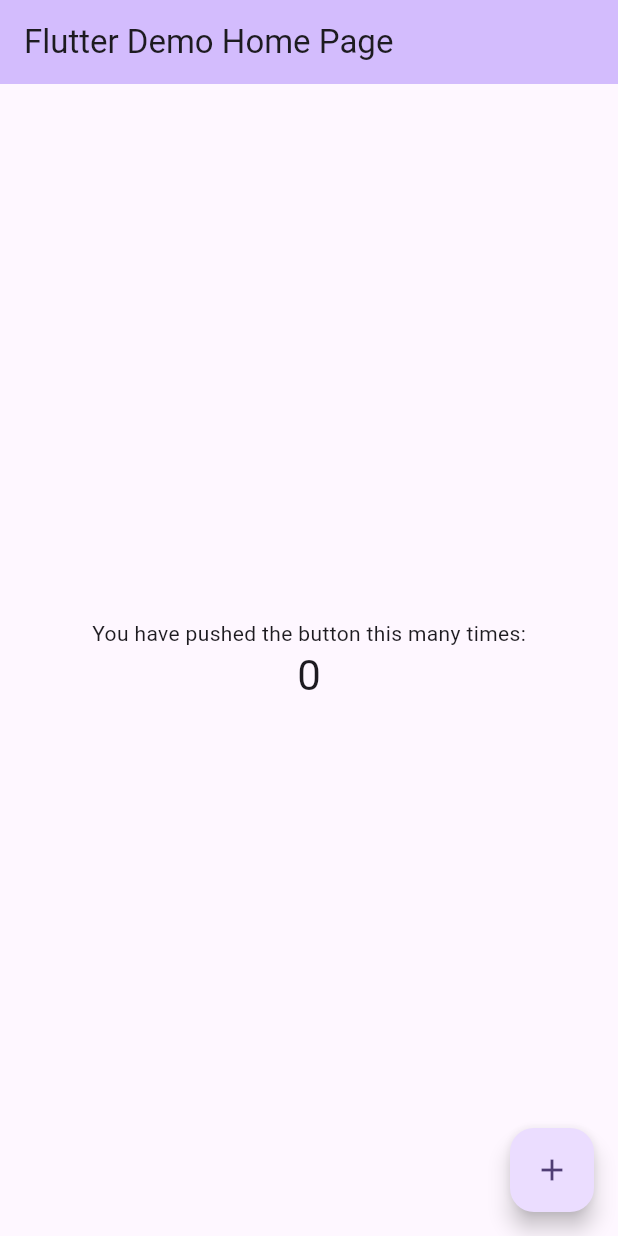
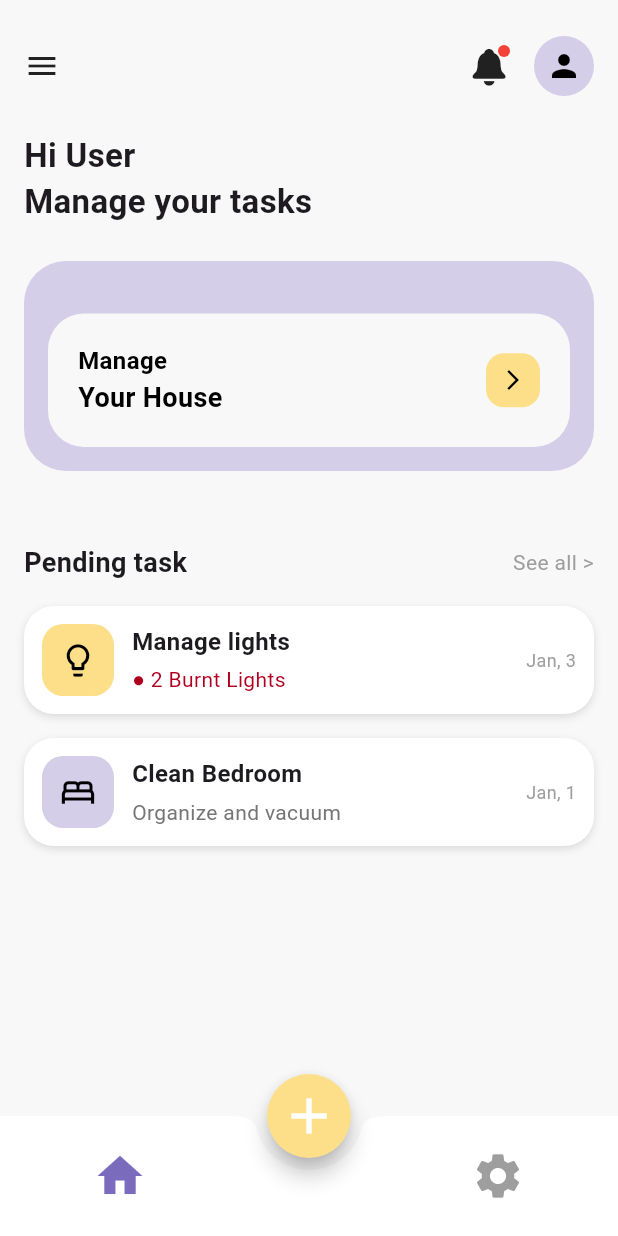
Before and after one commit to jvolive/home_task, a Flutter app: the screen it shows after launch, on a phone screen of 412 x 824 dp. Run offline on Flutter 3.47's test engine with Material 3 defaults, Android fonts, the phone set to English and light mode, and no system bars.

Commit message:
feat: add homPage

```diff
--- a/lib/main.dart
+++ b/lib/main.dart
@@ -1,122 +1,15 @@
 import 'package:flutter/material.dart';
+import 'package:home_task/src/widgets/layouts/main_tab_view.dart';
 
 void main() {
-  runApp(const MyApp());
+  runApp(MyApp());
 }
 
 class MyApp extends StatelessWidget {
   const MyApp({super.key});
 
-  // This widget is the root of your application.
   @override
   Widget build(BuildContext context) {
-    return MaterialApp(
-      title: 'Flutter Demo',
-      theme: ThemeData(
-        // This is the theme of your application.
-        //
-        // TRY THIS: Try running your application with "flutter run". You'll see
-        // the application has a purple toolbar. Then, without quitting the app,
-        // try changing the seedColor in the colorScheme below to Colors.green
-        // and then invoke "hot reload" (save your changes or press the "hot
-        // reload" button in a Flutter-supported IDE, or press "r" if you used
-        // the command line to start the app).
-        //
-        // Notice that the counter didn't reset back to zero; the application
-        // state is not lost during the reload. To reset the state, use hot
-        // restart instead.
-        //
-        // This works for code too, not just values: Most code changes can be
-        // tested with just a hot reload.
-        colorScheme: ColorScheme.fromSeed(seedColor: Colors.deepPurple),
-      ),
-      home: const MyHomePage(title: 'Flutter Demo Home Page'),
-    );
+    return MaterialApp(home: MainTabView());
   }
 }
-
-class MyHomePage extends StatefulWidget {
-  const MyHomePage({super.key, required this.title});
-
-  // This widget is the home page of your application. It is stateful, meaning
-  // that it has a State object (defined below) that contains fields that affect
-  // how it looks.
-
-  // This class is the configuration for the state. It holds the values (in this
-  // case the title) provided by the parent (in this case the App widget) and
-  // used by the build method of the State. Fields in a Widget subclass are
-  // always marked "final".
-
-  final String title;
-
-  @override
-  State<MyHomePage> createState() => _MyHomePageState();
-}
-
-class _MyHomePageState extends State<MyHomePage> {
-  int _counter = 0;
-
-  void _incrementCounter() {
-    setState(() {
-      // This call to setState tells the Flutter framework that something has
-      // changed in this State, which causes it to rerun the build method below
-      // so that the display can reflect the updated values. If we changed
-      // _counter without calling setState(), then the build method would not be
-      // called again, and so nothing would appear to happen.
-      _counter++;
-    });
-  }
-
-  @override
-  Widget build(BuildContext context) {
-    // This method is rerun every time setState is called, for instance as done
-    // by the _incrementCounter method above.
-    //
-    // The Flutter framework has been optimized to make rerunning build methods
-    // fast, so that you can just rebuild anything that needs updating rather
-    // than having to individually change instances of widgets.
-    return Scaffold(
-      appBar: AppBar(
-        // TRY THIS: Try changing the color here to a specific color (to
-        // Colors.amber, perhaps?) and trigger a hot reload to see the AppBar
-        // change color while the other colors stay the same.
-        backgroundColor: Theme.of(context).colorScheme.inversePrimary,
-        // Here we take the value from the MyHomePage object that was created by
-        // the App.build method, and use it to set our appbar title.
-        title: Text(widget.title),
-      ),
-      body: Center(
-        // Center is a layout widget. It takes a single child and positions it
-        // in the middle of the parent.
-        child: Column(
-          // Column is also a layout widget. It takes a list of children and
-          // arranges them vertically. By default, it sizes itself to fit its
-          // children horizontally, and tries to be as tall as its parent.
-          //
-          // Column has various properties to control how it sizes itself and
-          // how it positions its children. Here we use mainAxisAlignment to
-          // center the children vertically; the main axis here is the vertical
-          // axis because Columns are vertical (the cross axis would be
-          // horizontal).
-          //
-          // TRY THIS: Invoke "debug painting" (choose the "Toggle Debug Paint"
-          // action in the IDE, or press "p" in the console), to see the
-          // wireframe for each widget.
-          mainAxisAlignment: MainAxisAlignment.center,
-          children: <Widget>[
-            const Text('You have pushed the button this many times:'),
-            Text(
-              '$_counter',
-              style: Theme.of(context).textTheme.headlineMedium,
-            ),
-          ],
-        ),
-      ),
-      floatingActionButton: FloatingActionButton(
-        onPressed: _incrementCounter,
-        tooltip: 'Increment',
-        child: const Icon(Icons.add),
-      ), // This trailing comma makes auto-formatting nicer for build methods.
-    );
-  }
-}
--- /dev/null
+++ b/lib/src/core/colors/colors.dart
@@ -0,0 +1,10 @@
+import 'dart:ui';
+
+class MyColors {
+  static const backgroundColor = Color(0xFFF8F8F8);
+  static const cardColor = Color(0xFFD4CEE9);
+  static const highlightColor = Color(0xFFFDDF8A);
+  static const errorColor = Color(0xFFB00020);
+  static const purpleButton = Color(0xFF7B6BBD);
+  static const accentBlue = Color(0xFF006496);
+}
--- /dev/null
+++ b/lib/src/pages/main/home_page.dart
@@ -0,0 +1,133 @@
+import 'package:flutter/cupertino.dart';
+import 'package:flutter/material.dart';
+import 'package:home_task/src/core/colors/colors.dart';
+import 'package:home_task/src/widgets/card.dart';
+import 'package:home_task/src/widgets/task_item_card_widget.dart';
+
+class HomePage extends StatelessWidget {
+  const HomePage({super.key});
+
+  @override
+  Widget build(BuildContext context) {
+    return SafeArea(
+      child: Scaffold(
+        backgroundColor: MyColors.backgroundColor,
+        body: SingleChildScrollView(
+          child: Column(
+            crossAxisAlignment: CrossAxisAlignment.start,
+            children: [
+              // TOPO
+              Padding(
+                padding: const EdgeInsets.symmetric(
+                  horizontal: 16,
+                  vertical: 24,
+                ),
+                child: Row(
+                  mainAxisAlignment: MainAxisAlignment.spaceBetween,
+                  children: [
+                    // Ícone menu
+                    const Icon(Icons.menu),
+                    Row(
+                      children: [
+                        Stack(
+                          children: [
+                            const Icon(CupertinoIcons.bell_fill, size: 28),
+                            Positioned(
+                              right: 0,
+                              top: 0,
+                              child: Container(
+                                width: 8,
+                                height: 8,
+                                decoration: BoxDecoration(
+                                  color: Colors.red,
+                                  shape: BoxShape.circle,
+                                ),
+                              ),
+                            ),
+                          ],
+                        ),
+                        const SizedBox(width: 16),
+                        CircleAvatar(
+                          radius: 20,
+                          backgroundColor: MyColors.cardColor,
+                          child: const Icon(Icons.person, color: Colors.black),
+                        ),
+                      ],
+                    ),
+                  ],
+                ),
+              ),
+              const Padding(
+                padding: EdgeInsets.symmetric(horizontal: 16),
+                child: Text(
+                  'Hi User\nManage your tasks',
+                  style: TextStyle(fontSize: 22, fontWeight: FontWeight.w600),
+                ),
+              ),
+
+              const SizedBox(height: 24),
+
+              Padding(
+                padding: const EdgeInsets.symmetric(horizontal: 16),
+                child: CustomCardWidget(
+                  title: 'Manage',
+                  subtitle: 'Your House',
+                  icon: Icons.home,
+                  onPressed: () {
+                    print('Clicou no card');
+                  },
+                ),
+              ),
+
+              const SizedBox(height: 32),
+
+              const SizedBox(height: 16),
+              Padding(
+                padding: const EdgeInsets.symmetric(horizontal: 16),
+                child: Row(
+                  mainAxisAlignment: MainAxisAlignment.spaceBetween,
+                  children: const [
+                    Text(
+                      'Pending task',
+                      style: TextStyle(
+                        fontSize: 18,
+                        fontWeight: FontWeight.bold,
+                      ),
+                    ),
+                    Text(
+                      'See all >',
+                      style: TextStyle(fontSize: 14, color: Colors.grey),
+                    ),
+                  ],
+                ),
+              ),
+              const SizedBox(height: 8),
+              Padding(
+                padding: const EdgeInsets.symmetric(horizontal: 16),
+                child: Column(
+                  children: const [
+                    TaskItemCardWidget(
+                      icon: Icons.lightbulb_outline,
+                      iconBackground: MyColors.highlightColor,
+                      title: 'Manage lights',
+                      subtitle: '● 2 Burnt Lights',
+                      date: 'Jan, 3',
+                      isAlert: true,
+                    ),
+                    TaskItemCardWidget(
+                      icon: Icons.bed_outlined,
+                      iconBackground: MyColors.cardColor,
+                      title: 'Clean Bedroom',
+                      subtitle: 'Organize and vacuum',
+                      date: 'Jan, 1',
+                    ),
+                  ],
+                ),
+              ),
+            ],
+          ),
+        ),
+      ),
+    );
+  }
+}
--- /dev/null
+++ b/lib/src/widgets/card.dart
@@ -0,0 +1,96 @@
+import 'package:flutter/material.dart';
+import 'package:home_task/src/core/colors/colors.dart';
+
+class CustomCardWidget extends StatelessWidget {
+  final String title;
+  final String subtitle;
+  final IconData icon;
+  final VoidCallback onPressed;
+
+  const CustomCardWidget({
+    super.key,
+    required this.title,
+    required this.subtitle,
+    required this.icon,
+    required this.onPressed,
+  });
+
+  @override
+  Widget build(BuildContext context) {
+    return Container(
+      width: double.infinity,
+      height: 140,
+      decoration: BoxDecoration(
+        color: MyColors.cardColor,
+        borderRadius: BorderRadius.circular(28),
+      ),
+      child: Stack(
+        children: [
+          Positioned.fill(child: Align(alignment: Alignment.center)),
+
+          Align(
+            alignment: Alignment.bottomLeft,
+            child: Container(
+              width: double.infinity,
+              margin: const EdgeInsets.all(16),
+              padding: const EdgeInsets.symmetric(horizontal: 20, vertical: 20),
+              decoration: BoxDecoration(
+                color: MyColors.backgroundColor,
+                borderRadius: BorderRadius.circular(24),
+              ),
+              child: Row(
+                children: [
+                  // Texto (expandido)
+                  Expanded(
+                    child: Column(
+                      crossAxisAlignment: CrossAxisAlignment.start,
+                      mainAxisSize: MainAxisSize.min,
+                      children: [
+                        Text(
+                          title,
+                          style: const TextStyle(
+                            fontWeight: FontWeight.bold,
+                            fontSize: 16,
+                            color: Colors.black,
+                          ),
+                        ),
+                        Text(
+                          subtitle,
+                          style: const TextStyle(
+                            fontWeight: FontWeight.w600,
+                            fontSize: 18,
+                            color: Colors.black,
+                          ),
+                        ),
+                      ],
+                    ),
+                  ),
+
+                  const SizedBox(width: 12),
+
+                  // Botão com seta
+                  GestureDetector(
+                    onTap: onPressed,
+                    child: Container(
+                      width: 36,
+                      height: 36,
+                      decoration: BoxDecoration(
+                        color: MyColors.highlightColor,
+                        borderRadius: BorderRadius.circular(12),
+                      ),
+                      child: const Icon(
+                        Icons.arrow_forward_ios,
+                        size: 16,
+                        color: Colors.black,
+                      ),
+                    ),
+                  ),
+                ],
+              ),
+            ),
+          ),
+        ],
+      ),
+    );
+  }
+}
--- /dev/null
+++ b/lib/src/widgets/layouts/main_tab_view.dart
@@ -0,0 +1,79 @@
+import 'package:flutter/material.dart';
+import 'package:home_task/src/core/colors/colors.dart';
+import 'package:home_task/src/pages/main/home_page.dart';
+
+class MainTabView extends StatefulWidget {
+  const MainTabView({super.key});
+
+  @override
+  State<MainTabView> createState() => _MainTabViewState();
+}
+
+class _MainTabViewState extends State<MainTabView> {
+  int _selectedIndex = 0;
+
+  final List<Widget> _pages = const [
+    HomePage(),
+    Center(child: Text('Buscar')),
+    Center(child: Text('Perfil')),
+  ];
+
+  void _onItemTapped(int index) {
+    setState(() {
+      _selectedIndex = index;
+    });
+  }
+
+  @override
+  Widget build(BuildContext context) {
+    return Scaffold(
+      backgroundColor: MyColors.backgroundColor,
+      body: SafeArea(child: _pages[_selectedIndex]),
+
+      floatingActionButton: FloatingActionButton(
+        onPressed: () {
+          print('Add!');
+        },
+        backgroundColor: MyColors.highlightColor,
+        child: const Icon(Icons.add, size: 40, color: Colors.white),
+        shape: const CircleBorder(),
+        elevation: 6,
+      ),
+      floatingActionButtonLocation: FloatingActionButtonLocation.centerDocked,
+
+      bottomNavigationBar: BottomAppBar(
+        shape: const CircularNotchedRectangle(),
+        notchMargin: 8,
+        color: Colors.white,
+        elevation: 10,
+        child: SizedBox(
+          height: 64,
+          child: Row(
+            mainAxisAlignment: MainAxisAlignment.spaceAround,
+            children: [
+              IconButton(
+                icon: Icon(
+                  Icons.home,
+                  size: 36,
+                  color:
+                      _selectedIndex == 0 ? MyColors.purpleButton : Colors.grey,
+                ),
+                onPressed: () => _onItemTapped(0),
+              ),
+              const SizedBox(width: 48),
+              IconButton(
+                icon: Icon(
+                  Icons.settings,
+                  size: 36,
+                  color:
+                      _selectedIndex == 2 ? MyColors.purpleButton : Colors.grey,
+                ),
+                onPressed: () => _onItemTapped(2),
+              ),
+            ],
+          ),
+        ),
+      ),
+    );
+  }
+}
--- /dev/null
+++ b/lib/src/widgets/task_item_card_widget.dart
@@ -0,0 +1,79 @@
+import 'package:flutter/material.dart';
+import 'package:home_task/src/core/colors/colors.dart';
+
+class TaskItemCardWidget extends StatelessWidget {
+  final IconData icon;
+  final Color iconBackground;
+  final String title;
+  final String subtitle;
+  final String date;
+  final bool isAlert;
+
+  const TaskItemCardWidget({
+    super.key,
+    required this.icon,
+    required this.iconBackground,
+    required this.title,
+    required this.subtitle,
+    required this.date,
+    this.isAlert = false,
+  });
+
+  @override
+  Widget build(BuildContext context) {
+    return Container(
+      margin: const EdgeInsets.symmetric(vertical: 8),
+      padding: const EdgeInsets.all(12),
+      decoration: BoxDecoration(
+        color: Colors.white,
+        borderRadius: BorderRadius.circular(20),
+        boxShadow: [
+          BoxShadow(color: Colors.black12, blurRadius: 4, offset: Offset(0, 2)),
+        ],
+      ),
+      child: Row(
+        children: [
+          // Ícone com fundo
+          Container(
+            width: 48,
+            height: 48,
+            decoration: BoxDecoration(
+              color: iconBackground,
+              borderRadius: BorderRadius.circular(14),
+            ),
+            child: Icon(icon, size: 26, color: Colors.black),
+          ),
+
+          const SizedBox(width: 12),
+
+          // Texto
+          Expanded(
+            child: Column(
+              crossAxisAlignment: CrossAxisAlignment.start,
+              children: [
+                Text(
+                  title,
+                  style: const TextStyle(
+                    fontWeight: FontWeight.bold,
+                    fontSize: 16,
+                  ),
+                ),
+                const SizedBox(height: 4),
+                Text(
+                  subtitle,
+                  style: TextStyle(
+                    fontSize: 14,
+                    color: isAlert ? MyColors.errorColor : Colors.grey[600],
+                  ),
+                ),
+              ],
+            ),
+          ),
+
+          // Data
+          Text(date, style: TextStyle(fontSize: 12, color: Colors.grey[500])),
+        ],
+      ),
+    );
+  }
+}
--- a/pubspec.yaml
+++ b/pubspec.yaml
@@ -2,7 +2,7 @@ name: home_task
 description: "A new Flutter project."
 # The following line prevents the package from being accidentally published to
 # pub.dev using `flutter pub publish`. This is preferred for private packages.
-publish_to: 'none' # Remove this line if you wish to publish to pub.dev
+publish_to: "none" # Remove this line if you wish to publish to pub.dev
 
 # The following defines the version and build number for your application.
 # A version number is three numbers separated by dots, like 1.2.43
@@ -34,6 +34,7 @@ dependencies:
   # The following adds the Cupertino Icons font to your application.
   # Use with the CupertinoIcons class for iOS style icons.
   cupertino_icons: ^1.0.8
+  google_nav_bar: ^5.0.7
 
 dev_dependencies:
   flutter_test:
@@ -51,7 +52,6 @@ dev_dependencies:
 
 # The following section is specific to Flutter packages.
 flutter:
-
   # The following line ensures that the Material Icons font is
   # included with your application, so that you can use the icons in
   # the material Icons class.
```
Also changed, not shown: pubspec.lock.
